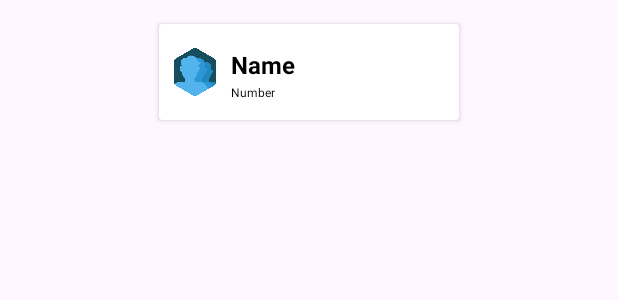
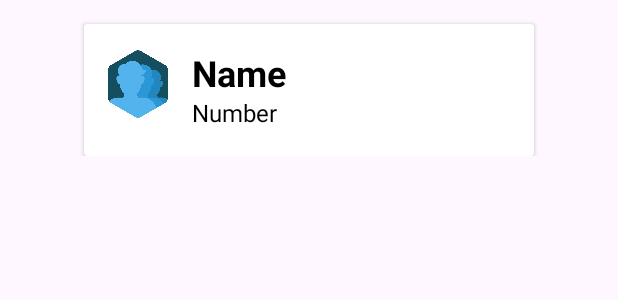
Before and after one commit to ali72-20/Contact-App, an Android app: the layout contact_card_view.xml on its own in the app's theme, with its tools: preview values and no code run, on a phone screen of 412 x 824 dp. Shown: the top 300 px of the screen. Run offline under Robolectric (Android 15) with nearby library versions, the light colour scheme and no system bars.

Commit message:
% contact view

```diff
--- a/app/src/main/res/layout/contact_card_view.xml
+++ b/app/src/main/res/layout/contact_card_view.xml
@@ -1,14 +1,14 @@
 <?xml version="1.0" encoding="utf-8"?>
 <androidx.constraintlayout.widget.ConstraintLayout xmlns:android="http://schemas.android.com/apk/res/android"
     android:layout_width="match_parent"
-    android:layout_height="match_parent"
+    android:layout_height="wrap_content"
     xmlns:app="http://schemas.android.com/apk/res-auto">
 
     <androidx.cardview.widget.CardView
         android:id="@+id/contact_card_view"
         android:background="@color/primary"
-        android:layout_width="200dp"
-        android:layout_height="64dp"
+        android:layout_width="300dp"
+        android:layout_height="88dp"
         android:padding="8dp"
         app:layout_constraintStart_toStartOf="parent"
         app:layout_constraintEnd_toEndOf="parent"
@@ -17,21 +17,21 @@
         >
         <ImageView
          android:id="@+id/contact_Img"
-         android:layout_width="32dp"
-         android:layout_height="32dp"
+         android:layout_width="40dp"
+         android:layout_height="48dp"
          android:src="@drawable/contactimg"
           android:layout_marginTop="16dp"
-            android:layout_marginStart="8dp"
+            android:layout_marginStart="16dp"
         />
         <TextView
             android:id="@+id/contactName"
             android:layout_width="wrap_content"
             android:layout_height="wrap_content"
             android:text="@string/name"
-            android:textSize="16sp"
+            android:textSize="24sp"
             android:textColor="@color/black"
             android:textStyle="bold"
-            android:layout_marginStart="48dp"
+            android:layout_marginStart="72dp"
             android:layout_marginTop="16dp"
             />
         <TextView
@@ -40,9 +40,9 @@
             android:layout_height="wrap_content"
             android:text="@string/number"
             android:textColor="@color/black"
-            android:textSize="8sp"
-            android:layout_marginStart="48dp"
-            android:layout_marginTop="40dp"
+            android:textSize="16sp"
+            android:layout_marginStart="72dp"
+            android:layout_marginTop="48dp"
            />
     </androidx.cardview.widget.CardView>
 </androidx.constraintlayout.widget.ConstraintLayout>
```
